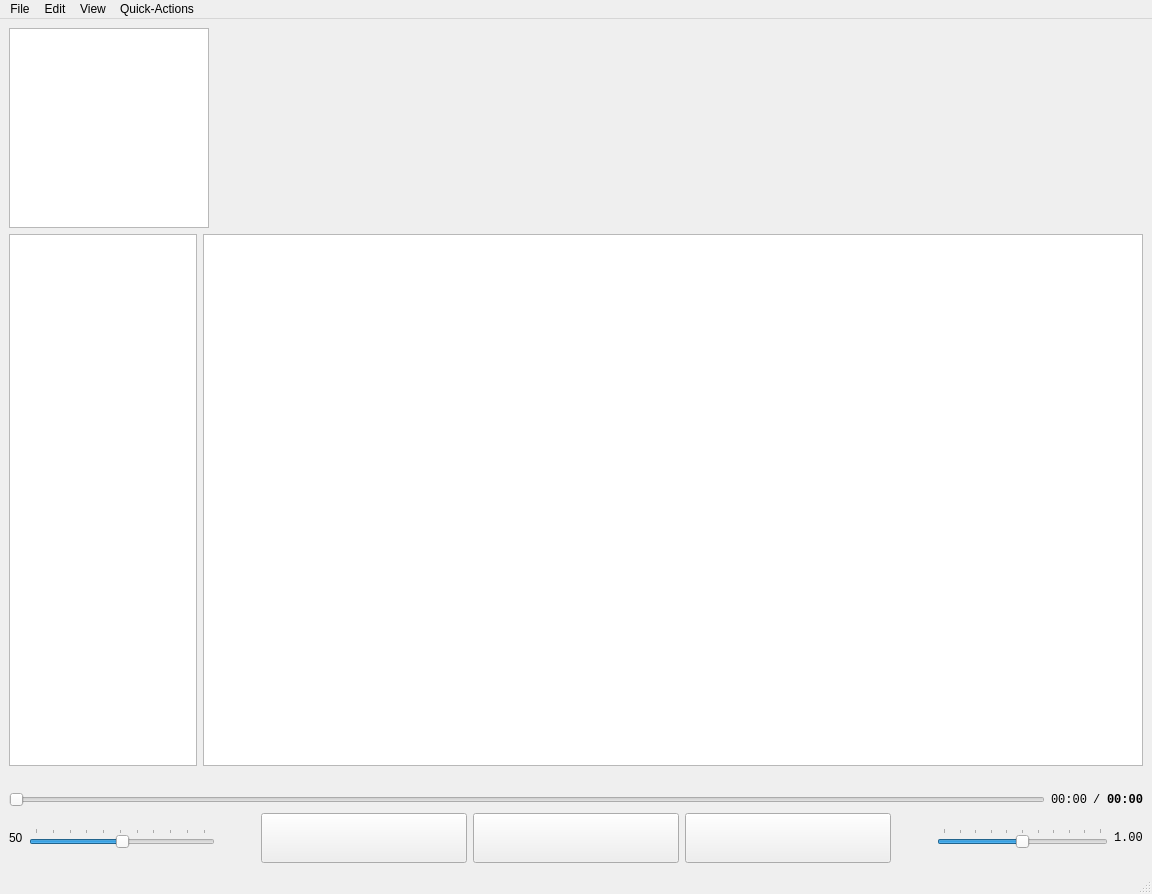
Qt form ui.ui (billypom/musicpom) before a commit.
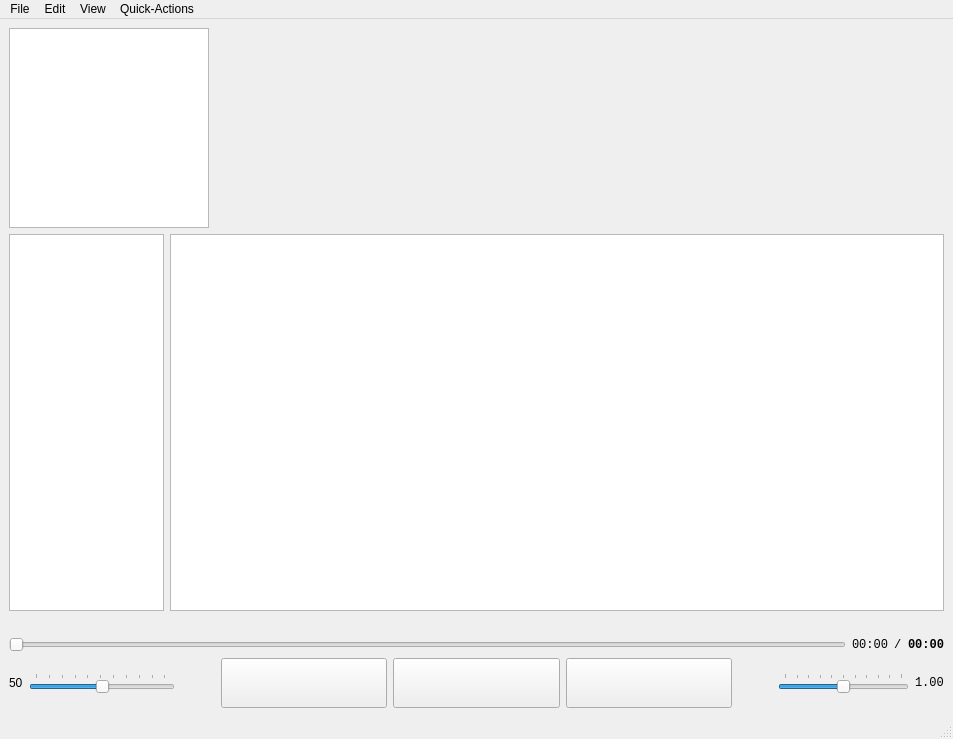
The same form after that commit. Custom widgets are drawn as their Qt base class.

```diff
--- a/ui.ui
+++ b/ui.ui
@@ -6,8 +6,8 @@
    <rect>
     <x>0</x>
     <y>0</y>
-    <width>1152</width>
-    <height>894</height>
+    <width>953</width>
+    <height>739</height>
    </rect>
   </property>
   <property name="windowTitle">
@@ -310,7 +310,7 @@
     <rect>
      <x>0</x>
      <y>0</y>
-     <width>1152</width>
+     <width>953</width>
      <height>24</height>
     </rect>
    </property>
```
